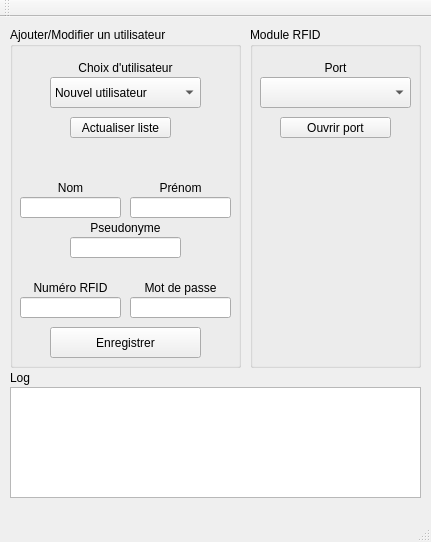
Old version of the form AdministratorApp/AdministratorApp.ui in the repository YannFauquembergue/GestionAbri.
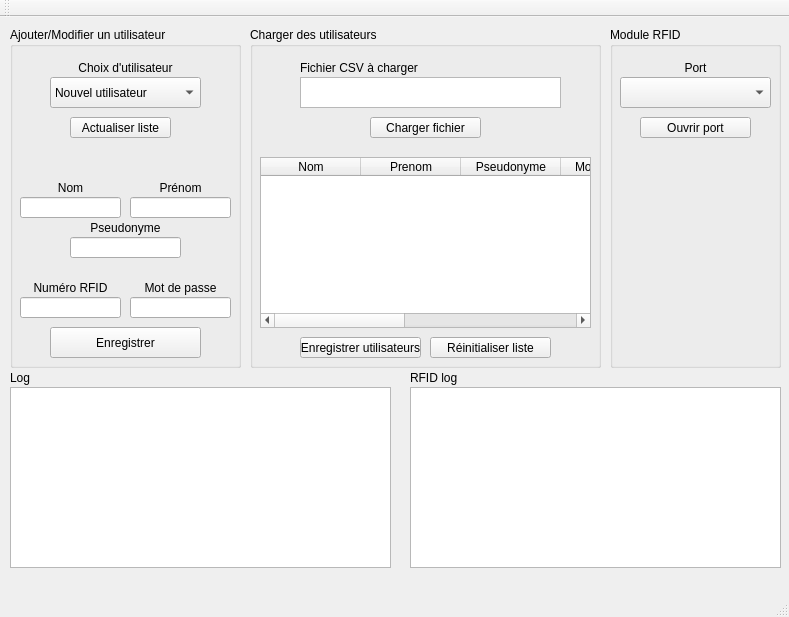
New version of the form.

Commit message: Application variable pour des erreurs sur appels API (Appli Admin)

```diff
--- a/AdministratorApp/AdministratorApp.ui
+++ b/AdministratorApp/AdministratorApp.ui
@@ -6,8 +6,8 @@
    <rect>
     <x>0</x>
     <y>0</y>
-    <width>431</width>
-    <height>542</height>
+    <width>789</width>
+    <height>617</height>
    </rect>
   </property>
   <property name="windowTitle">
@@ -19,8 +19,8 @@
      <rect>
       <x>10</x>
       <y>370</y>
-      <width>411</width>
-      <height>111</height>
+      <width>381</width>
+      <height>181</height>
      </rect>
     </property>
     <property name="autoScroll">
@@ -273,7 +273,7 @@
    <widget class="QGroupBox" name="moduleBox">
     <property name="geometry">
      <rect>
-      <x>250</x>
+      <x>610</x>
       <y>10</y>
       <width>171</width>
       <height>341</height>
@@ -322,6 +322,173 @@
      </property>
     </widget>
    </widget>
+   <widget class="QGroupBox" name="loadUsersBox">
+    <property name="geometry">
+     <rect>
+      <x>250</x>
+      <y>10</y>
+      <width>351</width>
+      <height>341</height>
+     </rect>
+    </property>
+    <property name="title">
+     <string>Charger des utilisateurs</string>
+    </property>
+    <widget class="QPushButton" name="loadFileButton">
+     <property name="geometry">
+      <rect>
+       <x>120</x>
+       <y>90</y>
+       <width>111</width>
+       <height>21</height>
+      </rect>
+     </property>
+     <property name="text">
+      <string>Charger fichier</string>
+     </property>
+    </widget>
+    <widget class="QTableWidget" name="fileUsersList">
+     <property name="geometry">
+      <rect>
+       <x>10</x>
+       <y>130</y>
+       <width>331</width>
+       <height>171</height>
+      </rect>
+     </property>
+     <attribute name="horizontalHeaderDefaultSectionSize">
+      <number>100</number>
+     </attribute>
+     <column>
+      <property name="text">
+       <string>Nom</string>
+      </property>
+     </column>
+     <column>
+      <property name="text">
+       <string>Prenom</string>
+      </property>
+     </column>
+     <column>
+      <property name="text">
+       <string>Pseudonyme</string>
+      </property>
+     </column>
+     <column>
+      <property name="text">
+       <string>Mot de passe</string>
+      </property>
+     </column>
+     <column>
+      <property name="text">
+       <string>Identifiant RFID</string>
+      </property>
+     </column>
+     <column>
+      <property name="text">
+       <string>Admin ?</string>
+      </property>
+     </column>
+     <column>
+      <property name="text">
+       <string>Quota</string>
+      </property>
+     </column>
+    </widget>
+    <widget class="QTextEdit" name="fileTextEdit">
+     <property name="geometry">
+      <rect>
+       <x>50</x>
+       <y>50</y>
+       <width>261</width>
+       <height>31</height>
+      </rect>
+     </property>
+    </widget>
+    <widget class="QPushButton" name="saveFileUsersButton">
+     <property name="geometry">
+      <rect>
+       <x>50</x>
+       <y>310</y>
+       <width>121</width>
+       <height>21</height>
+      </rect>
+     </property>
+     <property name="text">
+      <string>Enregistrer utilisateurs</string>
+     </property>
+    </widget>
+    <widget class="QPushButton" name="resetFileListButton">
+     <property name="geometry">
+      <rect>
+       <x>180</x>
+       <y>310</y>
+       <width>121</width>
+       <height>21</height>
+      </rect>
+     </property>
+     <property name="text">
+      <string>Réinitialiser liste</string>
+     </property>
+    </widget>
+    <widget class="QLabel" name="label">
+     <property name="geometry">
+      <rect>
+       <x>50</x>
+       <y>30</y>
+       <width>261</width>
+       <height>21</height>
+      </rect>
+     </property>
+     <property name="text">
+      <string>Fichier CSV à charger</string>
+     </property>
+    </widget>
+   </widget>
+   <widget class="QListWidget" name="rfidLogList">
+    <property name="geometry">
+     <rect>
+      <x>410</x>
+      <y>370</y>
+      <width>371</width>
+      <height>181</height>
+     </rect>
+    </property>
+    <property name="autoScroll">
+     <bool>true</bool>
+    </property>
+    <property name="movement">
+     <enum>QListView::Static</enum>
+    </property>
+    <property name="isWrapping" stdset="0">
+     <bool>false</bool>
+    </property>
+    <property name="spacing">
+     <number>1</number>
+    </property>
+    <property name="viewMode">
+     <enum>QListView::ListMode</enum>
+    </property>
+    <property name="uniformItemSizes">
+     <bool>false</bool>
+    </property>
+    <property name="wordWrap">
+     <bool>true</bool>
+    </property>
+   </widget>
+   <widget class="QLabel" name="rfidLogLabel">
+    <property name="geometry">
+     <rect>
+      <x>410</x>
+      <y>350</y>
+      <width>221</width>
+      <height>21</height>
+     </rect>
+    </property>
+    <property name="text">
+     <string>RFID log</string>
+    </property>
+   </widget>
   </widget>
   <widget class="QMenuBar" name="menuBar">
    <property name="geometry">
```
Left out of the diff: 25 changed lines with no effect on the pictures. The commit also changes 21 other files.
